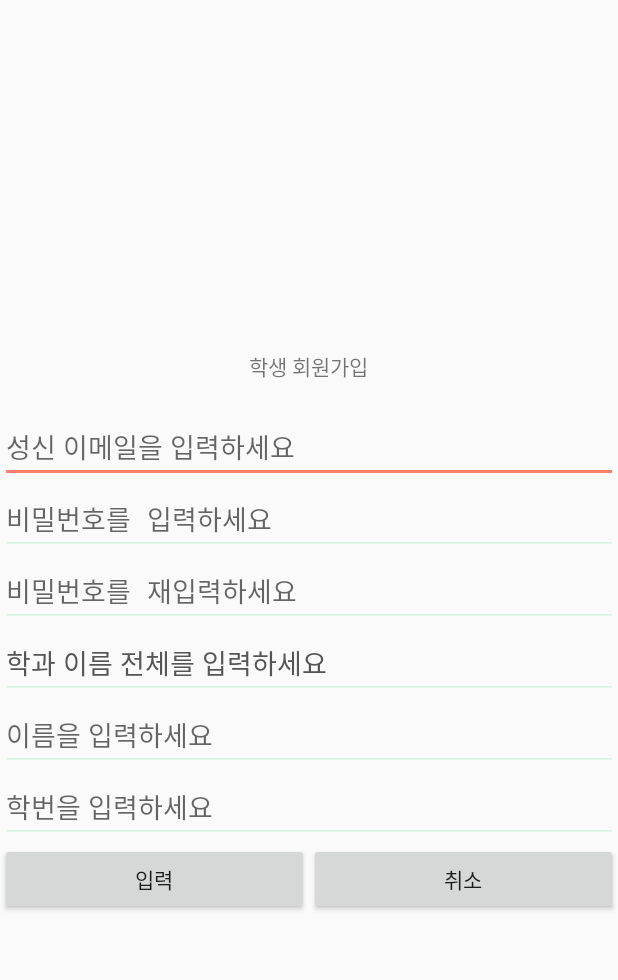
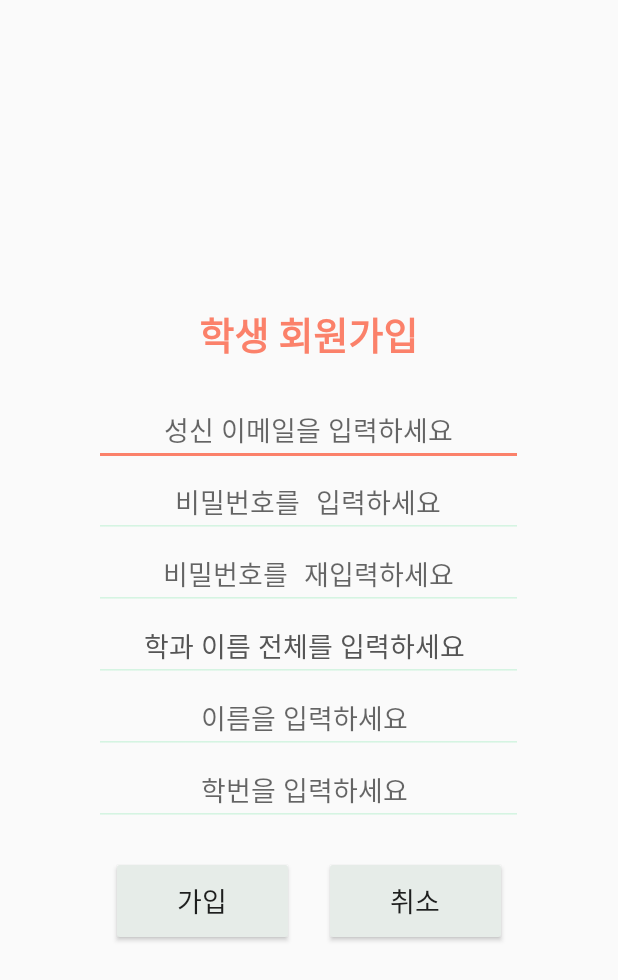
Before and after one commit to sswu-kankoo/end3, an Android app: the RegistActivity1 screen opened directly, with no data from a screen before it, on a phone screen of 412 x 824 dp. Shown: the top 980 px of the screen. Run offline under Robolectric (Android 15) with nearby library versions, the phone set to English and light mode, and no system bars; our stand-ins replace Volley; network calls fail.

Commit message:
end3디자인완성

```diff
--- a/app/src/main/java/com/kankoo/end3/RegistActivity2.java
+++ b/app/src/main/java/com/kankoo/end3/RegistActivity2.java
@@ -79,11 +79,10 @@ public class RegistActivity2 extends Activity {
                 String confirm = etPasswordConfirm.getText().toString();
 
                 if (password.equals(confirm)) {
-                    etPassword.setBackgroundColor(Color.GREEN);
                     etPasswordConfirm.setBackgroundColor(Color.GREEN);
                 } else {
-                    etPassword.setBackgroundColor(Color.RED);
-                    etPasswordConfirm.setBackgroundColor(Color.RED);
+                    etPasswordConfirm.setBackgroundColor(Color.rgb(250,105,76));
+                    Toast.makeText(RegistActivity2.this, "비밀번호가 일치하지 않습니다", Toast.LENGTH_SHORT).show();
                 }
             }
 
--- a/app/src/main/res/layout/activity_regist1.xml
+++ b/app/src/main/res/layout/activity_regist1.xml
@@ -11,81 +11,100 @@
         android:id="@+id/textView"
         android:layout_width="310dp"
         android:layout_height="60dp"
+        android:gravity="center"
         android:text="학생 회원가입"
-        android:gravity="center" />
+        android:textColor="#fb816a"
+        android:textSize="25sp"
+        android:textStyle="bold" />
 
     <EditText
         android:id="@+id/etEmail"
-        android:layout_width="match_parent"
+        android:layout_width="286dp"
         android:layout_height="wrap_content"
         android:ems="10"
+        android:layout_marginTop="10dp"
         android:hint="성신 이메일을 입력하세요"
+        android:gravity="center_horizontal"
         android:inputType="textEmailAddress" />
 
     <EditText
-        android:layout_width="match_parent"
+        android:id="@+id/etPassword"
+        android:layout_width="286dp"
         android:layout_height="wrap_content"
-        android:inputType="textPassword"
         android:ems="10"
+        android:gravity="center_horizontal"
         android:hint="비밀번호를 입력하세요"
-        android:id="@+id/etPassword" />
+        android:inputType="textPassword" />
 
     <EditText
-        android:layout_width="match_parent"
+        android:id="@+id/etPasswordConfirm"
+        android:layout_width="286dp"
         android:layout_height="wrap_content"
-        android:inputType="textPassword"
         android:ems="10"
+        android:gravity="center_horizontal"
         android:hint="비밀번호를 재입력하세요"
-        android:id="@+id/etPasswordConfirm" />
+        android:inputType="textPassword" />
 
 
     <AutoCompleteTextView
-        android:layout_width="match_parent"
+        android:id="@+id/etMajor"
+        android:layout_width="286dp"
         android:layout_height="wrap_content"
-        android:textColorHint="#555555"
         android:completionThreshold="1"
         android:ems="10"
+        android:gravity="center_horizontal"
         android:hint="학과 이름 전체를 입력하세요 "
-        android:id="@+id/etMajor" >
+        android:textColorHint="#555555">
 
     </AutoCompleteTextView>
 
 
     <EditText
-        android:layout_width="match_parent"
+        android:id="@+id/etPersonName"
+        android:layout_width="286dp"
         android:layout_height="wrap_content"
-        android:inputType="textPersonName"
         android:ems="10"
+        android:gravity="center_horizontal"
         android:hint="이름을 입력하세요 "
-        android:id="@+id/etPersonName" />
+        android:inputType="textPersonName" />
 
     <EditText
         android:id="@+id/etStudentID"
-        android:layout_width="match_parent"
+        android:layout_width="286dp"
         android:layout_height="wrap_content"
         android:ems="10"
+        android:gravity="center_horizontal"
         android:hint="학번을 입력하세요 "
         android:inputType="number" />
 
     <LinearLayout
+        android:layout_width="284dp"
+        android:layout_height="wrap_content"
+        android:gravity="center"
         android:orientation="horizontal"
-        android:gravity="center"
-        android:layout_width="match_parent"
-        android:layout_height="wrap_content">
+        android:layout_marginTop="20dp">
 
         <Button
             android:id="@+id/btnEmailAuth"
-            android:layout_width="wrap_content"
-            android:layout_height="wrap_content"
+            android:layout_width="34dp"
+            android:layout_height="60dp"
+            android:layout_marginLeft="10dp"
+            android:layout_marginRight="10dp"
             android:layout_weight="1"
-            android:text="입력" />
+            android:backgroundTint="#E6ECE8"
+            android:text="가입"
+            android:textSize="18sp" />
 
         <Button
             android:id="@+id/btnCancel"
+            android:layout_width="34dp"
+            android:layout_height="60dp"
+            android:layout_marginLeft="10dp"
+            android:layout_marginRight="10dp"
+            android:layout_weight="1"
+            android:backgroundTint="#E6ECE8"
             android:text="취소"
-            android:layout_weight="1"
-            android:layout_width="wrap_content"
-            android:layout_height="wrap_content" />
+            android:textSize="18sp" />
 
     </LinearLayout>
 
```
Also changed, not shown: app/src/main/java/com/kankoo/end3/RegistActivity1.java (+3 -4 lines), app/src/main/res/layout/activity_main.xml (+25 -20 lines), app/src/main/res/layout/activity_regist2.xml (+42 -23 lines), app/src/main/res/layout/activity_regist_choose.xml (+24 -9 lines).
